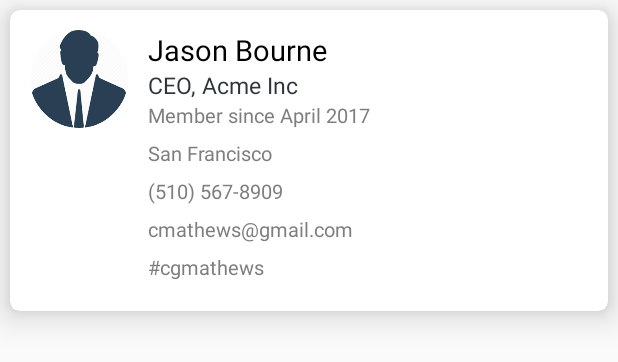
After one commit to ux-schrocken/mobileapp, an Android app: the layout card_layout.xml on its own in the app's theme, with its tools: preview values and no code run, on a phone screen of 412 x 824 dp. The commit adds this screen. Shown: the top 362 px of the screen. Run offline under Robolectric (Android 15) with nearby library versions, the phone set to English and light mode, and no system bars.

Commit message:
added restrictions in accepted and denied tabs

```diff
--- a/appnow-ypo-7bb496ed827a/app/src/main/java/in/appnow/ypo/android/ui/dashboard_contact/mvp/view/DashboardContactView.java
+++ b/appnow-ypo-7bb496ed827a/app/src/main/java/in/appnow/ypo/android/ui/dashboard_contact/mvp/view/DashboardContactView.java
@@ -28,6 +28,7 @@ import in.appnow.ypo.android.ui.dashboard_contact.mvp.view.dashboard.DashboardAd
 import in.appnow.ypo.android.ui.dashboard_contact.mvp.view.dashboard.DashboardViewHolder;
 import in.appnow.ypo.android.ui.main.MainActivity;
 import in.appnow.ypo.android.ui.main.mvp.MainActivityView;
+import in.appnow.ypo.android.utils.FragmentUtils;
 
 /**
  * Created by sonu on 18:13, 18/10/18
@@ -144,6 +145,13 @@ public int changer =0;
         }
     }
 
+    public void  hideArrows(){
+        if (FragmentUtils.TAB_SELECTOR!=1){
+            findViewById(R.id.dashboard_row_left_arrow).setVisibility(View.GONE);
+            findViewById(R.id.toolbar_right_action_button).setVisibility(View.GONE);
+        }
+    }
+
     public void updateTaskList(TaskListResponse taskListResponseList, DashboardViewHolder.OnDenyOptionListener onDenyOptionListener, DashboardViewHolder.OnAcceptOptionListener onAcceptOptionListener) {
         DashboardAdapter adapter = new DashboardAdapter();
         adapter.setonDenyOptionListener(onDenyOptionListener, onAcceptOptionListener);
--- a/appnow-ypo-7bb496ed827a/app/src/main/java/in/appnow/ypo/android/ui/dashboard_contact/mvp/view/contact/ContactAdapter.java
+++ b/appnow-ypo-7bb496ed827a/app/src/main/java/in/appnow/ypo/android/ui/dashboard_contact/mvp/view/contact/ContactAdapter.java
@@ -19,7 +19,7 @@ import in.appnow.ypo.android.ui.dashboard_contact.mvp.view.dashboard.DashboardVi
  * Copyright (c) 2018 . All rights reserved.
  */
 public class ContactAdapter extends RecyclerView.Adapter<RecyclerView.ViewHolder> {
-    private List<Contacts> contacts = new ArrayList<>(0);
+    public List<Contacts> contacts = new ArrayList<>(0);
     private ContactViewHolder.OnContactMoreOptionListener onContactMoreOptionListener;
 
     private int isRequestMeetingCall;
--- a/appnow-ypo-7bb496ed827a/app/src/main/java/in/appnow/ypo/android/ui/dashboard_contact/mvp/view/contact/ContactViewHolder.java
+++ b/appnow-ypo-7bb496ed827a/app/src/main/java/in/appnow/ypo/android/ui/dashboard_contact/mvp/view/contact/ContactViewHolder.java
@@ -22,6 +22,7 @@ import in.appnow.ypo.android.rest.response.ContactDetail;
 import in.appnow.ypo.android.rest.response.ContactResponse;
 import in.appnow.ypo.android.rest.response.Contacts;
 import in.appnow.ypo.android.ui.meeting_request.MeetingRequestActivity;
+import in.appnow.ypo.android.utils.FragmentUtils;
 import in.appnow.ypo.android.utils.ToastUtils;
 import in.appnow.ypo.android.utils.VectorUtils;
 
@@ -87,7 +88,14 @@ public class ContactViewHolder extends RecyclerView.ViewHolder {
     //Log.e(TAG,locationLabel+" "+locationLabel+" "+emailLabel+""+contactLabel+" "+socialLabel);
             moreButton.setOnClickListener(view -> showMoreMenu(response));
 
-            moreButton.setVisibility(View.VISIBLE);
+            if(FragmentUtils.TAB_SELECTOR!=1){
+                moreButton.setVisibility(View.GONE);
+
+            }
+            else{
+                moreButton.setVisibility(View.VISIBLE);
+            }
+
             locationLabel.setVisibility(View.GONE);
             emailLabel.setVisibility(View.GONE);
             contactLabel.setVisibility(View.GONE);
--- a/appnow-ypo-7bb496ed827a/app/src/main/java/in/appnow/ypo/android/ui/dashboard_contact/mvp/view/dashboard/DashboardAdapter.java
+++ b/appnow-ypo-7bb496ed827a/app/src/main/java/in/appnow/ypo/android/ui/dashboard_contact/mvp/view/dashboard/DashboardAdapter.java
@@ -18,7 +18,7 @@ import in.appnow.ypo.android.rest.response.Tasks;
  * Copyright (c) 2018 . All rights reserved.
  */
 public class DashboardAdapter extends RecyclerView.Adapter<RecyclerView.ViewHolder> {
-    private List<Tasks> tasksList = new ArrayList<>(0);
+    public List<Tasks> tasksList = new ArrayList<>(0);
     private DashboardViewHolder.OnDenyOptionListener onDenyOptionListener;
     private DashboardViewHolder.OnAcceptOptionListener onAcceptOptionListener;
 
--- a/appnow-ypo-7bb496ed827a/app/src/main/java/in/appnow/ypo/android/ui/dashboard_contact/mvp/view/dashboard/DashboardViewHolder.java
+++ b/appnow-ypo-7bb496ed827a/app/src/main/java/in/appnow/ypo/android/ui/dashboard_contact/mvp/view/dashboard/DashboardViewHolder.java
@@ -1,6 +1,7 @@
 package in.appnow.ypo.android.ui.dashboard_contact.mvp.view.dashboard;
 
 import android.content.Context;
+import android.icu.util.Freezable;
 import android.support.annotation.NonNull;
 import android.support.v7.widget.RecyclerView;
 import android.view.View;
@@ -20,6 +21,7 @@ import in.appnow.ypo.android.rest.response.Tasks;
 import in.appnow.ypo.android.ui.result.ResultActivity;
 import in.appnow.ypo.android.ui.result.ResultEnum;
 import in.appnow.ypo.android.ui.share_details.ShareDetailsActivity;
+import in.appnow.ypo.android.utils.FragmentUtils;
 import in.appnow.ypo.android.utils.ToastUtils;
 
 /**
@@ -75,12 +77,16 @@ public class DashboardViewHolder extends RecyclerView.ViewHolder {
     private OnDenyOptionListener onDenyOptionListener;
     private OnAcceptOptionListener onAcceptOptionListener;
 
-    public DashboardViewHolder(Context context,OnDenyOptionListener onDenyOptionListener, OnAcceptOptionListener onAcceptOptionListener  ,@NonNull View itemView) {
+    public DashboardViewHolder(Context context, OnDenyOptionListener onDenyOptionListener, OnAcceptOptionListener onAcceptOptionListener, @NonNull View itemView) {
         super(itemView);
         this.context = context;
         this.onDenyOptionListener = onDenyOptionListener;
         this.onAcceptOptionListener = onAcceptOptionListener;
         ButterKnife.bind(this, itemView);
+        if (FragmentUtils.TAB_SELECTOR == 2 || FragmentUtils.TAB_SELECTOR == 3) {
+            swipeLayout.setSwipeEnabled(false);
+        }
+
     }
 
     public void bindData(Tasks response) {
@@ -92,7 +98,7 @@ public class DashboardViewHolder extends RecyclerView.ViewHolder {
         designationLabel.setText(response.getMemberShortBio());
         typeLabel.setText(response.getTaskType());
         memberSinceLabel.setText(response.getMembershipDate());
-if(response.getTaskType()!=null) {
+        if (response.getTaskType() != null) {
             if (response.getTaskType().equalsIgnoreCase("contact")) {
                 giveAccessLabel.setText("Give Access");
                 denyRequestLabel.setText("Deny Access");
@@ -113,25 +119,31 @@ if(response.getTaskType()!=null) {
         giveAccessImageView.setOnClickListener(view -> openShareActivity(response));
         giveAccessLabel.setOnClickListener(view -> openShareActivity(response));
 
+        if (FragmentUtils.TAB_SELECTOR != 1) {
+            leftArrow.setOnClickListener(null);
+            rightArrow.setOnClickListener(null);
+        } else {
+
+
             leftArrow.setOnClickListener(view -> swipeLayout.open(SwipeLayout.DragEdge.Left));
 
             rightArrow.setOnClickListener(view -> swipeLayout.open(SwipeLayout.DragEdge.Right));
+        }
 
     }
 
     private void openShareActivity(Tasks tasks) {
         closeSwipeReveal();
 
-        if (tasks.getTaskType().equalsIgnoreCase("contact")){
-            ShareDetailsActivity.openShareDetailsActivity(context,tasks);
-        }else{
+        if (tasks.getTaskType().equalsIgnoreCase("contact")) {
+            ShareDetailsActivity.openShareDetailsActivity(context, tasks);
+        } else {
             if (onAcceptOptionListener != null) {
                 onAcceptOptionListener.onAcceptRequest(tasks);
             } else {
                 ToastUtils.shortToast("Oops!! Unknown error occurred.");
             }
         }
-
 
 
     }
@@ -160,7 +172,7 @@ if(response.getTaskType()!=null) {
         public void onAcceptRequest(Tasks response);
     }
 
-    private void closeSwipeReveal(){
+    private void closeSwipeReveal() {
         swipeLayout.close(true);
     }
 }
--- a/appnow-ypo-7bb496ed827a/app/src/main/java/in/appnow/ypo/android/ui/main/MainActivity.java
+++ b/appnow-ypo-7bb496ed827a/app/src/main/java/in/appnow/ypo/android/ui/main/MainActivity.java
@@ -63,7 +63,10 @@ public int dashboardPositionGlobalVar = -1;
         pullToRefresh.setOnRefreshListener(new SwipeRefreshLayout.OnRefreshListener() {
             @Override
             public void onRefresh() {
+
                 presenter.swipe();
+
+
 
                 pullToRefresh.setRefreshing(false);
             }
--- a/appnow-ypo-7bb496ed827a/app/src/main/java/in/appnow/ypo/android/ui/main/mvp/MainActivityModel.java
+++ b/appnow-ypo-7bb496ed827a/app/src/main/java/in/appnow/ypo/android/ui/main/mvp/MainActivityModel.java
@@ -27,6 +27,7 @@ public class MainActivityModel extends BaseModel {
 
     public void replaceDashboardFragment() {
         FragmentUtils.TASKCONTACTSWITCHER=1;
+        FragmentUtils.TAB_SELECTOR=1;
         FragmentUtils.replaceFragment(appCompatActivity.getSupportFragmentManager(), R.id.main_container, DashboardContactFragment.newInstance(FragmentUtils.DASHBOARD), FragmentUtils.DASHBOARD_FRAGMENT, false);
     }
 
@@ -35,6 +36,7 @@ public class MainActivityModel extends BaseModel {
 
     public void replaceContactFragment() {
         FragmentUtils.TASKCONTACTSWITCHER=2;
+        FragmentUtils.TAB_SELECTOR=1;
         FragmentUtils.replaceFragment(appCompatActivity.getSupportFragmentManager(), R.id.main_container, DashboardContactFragment.newInstance(FragmentUtils.CONTACT), FragmentUtils.CONTACT_FRAGMENT, false);
     }
 
--- /dev/null
+++ b/appnow-ypo-7bb496ed827a/app/src/main/res/layout/card_layout.xml
@@ -0,0 +1,116 @@
+<?xml version="1.0" encoding="utf-8"?>
+<android.support.v7.widget.CardView xmlns:android="http://schemas.android.com/apk/res/android"
+    xmlns:app="http://schemas.android.com/apk/res-auto"
+    xmlns:tools="http://schemas.android.com/tools"
+    android:layout_width="match_parent"
+    android:layout_height="wrap_content"
+    android:layout_marginLeft="@dimen/_5sdp"
+    android:layout_marginTop="@dimen/_5sdp"
+    android:layout_marginRight="@dimen/_5sdp"
+    android:layout_marginBottom="@dimen/_20sdp"
+    app:cardElevation="@dimen/_10sdp"
+    app:cardCornerRadius="@dimen/_5sdp"
+
+    >
+
+    <RelativeLayout
+        android:layout_width="match_parent"
+        android:layout_height="wrap_content"
+        android:padding="@dimen/_10sdp">
+
+        <de.hdodenhof.circleimageview.CircleImageView
+            android:id="@+id/profile_user_icon_image_view"
+            android:layout_width="@dimen/_50sdp"
+            android:layout_height="@dimen/_50sdp"
+            android:src="@drawable/pic2"/>
+
+        <LinearLayout
+            android:layout_width="match_parent"
+            android:layout_height="wrap_content"
+            android:layout_toLeftOf="@+id/contact_row_more_button"
+            android:layout_toRightOf="@+id/profile_user_icon_image_view"
+            android:orientation="vertical"
+            android:paddingLeft="@dimen/_10sdp">
+
+            <TextView
+                android:id="@+id/profile_user_name_label"
+                android:layout_width="wrap_content"
+                android:layout_height="wrap_content"
+                android:textColor="@android:color/black"
+                android:textSize="@dimen/_15sdp"
+                tools:text="Jason Bourne" />
+
+            <TextView
+                android:id="@+id/profile_designation_label"
+                android:layout_width="wrap_content"
+                android:layout_height="wrap_content"
+                android:textColor="@color/gunmetal"
+                android:textSize="@dimen/_12sdp"
+                tools:text="CEO, Acme Inc" />
+
+            <TextView
+                android:id="@+id/profile_member_since_label"
+                android:layout_width="wrap_content"
+                android:layout_height="wrap_content"
+                android:textColor="@color/dark_grey"
+                android:textSize="@dimen/_10sdp"
+                tools:text="Member since April 2017" />
+
+            <TextView
+                android:id="@+id/profile_location_switch"
+                android:layout_width="match_parent"
+                android:layout_height="wrap_content"
+                android:drawablePadding="@dimen/_10sdp"
+                android:paddingTop="@dimen/_5sdp"
+                android:paddingRight="@dimen/_5sdp"
+                android:paddingBottom="@dimen/_5sdp"
+                android:textColor="@color/dark_grey"
+                android:textSize="@dimen/_10sdp"
+                tools:text="San Francisco" />
+
+            <TextView
+                android:id="@+id/profile_contact_switch"
+                android:layout_width="match_parent"
+                android:layout_height="wrap_content"
+                android:drawablePadding="@dimen/_10sdp"
+                android:paddingRight="@dimen/_5sdp"
+                android:paddingBottom="@dimen/_5sdp"
+                android:textColor="@color/dark_grey"
+                android:textSize="@dimen/_10sdp"
+                tools:text="(510) 567-8909" />
+
+            <TextView
+                android:id="@+id/profile_email_switch"
+                android:layout_width="match_parent"
+                android:drawablePadding="@dimen/_10sdp"
+                android:paddingRight="@dimen/_5sdp"
+                android:paddingBottom="@dimen/_5sdp"
+                android:layout_height="wrap_content"
+                android:textColor="@color/dark_grey"
+                android:textSize="@dimen/_10sdp"
+                tools:text="cmathews@gmail.com" />
+
+            <TextView
+                android:id="@+id/profile_social_switch"
+                android:layout_width="match_parent"
+                android:layout_height="wrap_content"
+                android:drawablePadding="@dimen/_10sdp"
+                android:paddingRight="@dimen/_5sdp"
+                android:paddingBottom="@dimen/_5sdp"
+                android:textColor="@color/dark_grey"
+                android:textSize="@dimen/_10sdp"
+                tools:text="#cgmathews" />
+        </LinearLayout>
+
+        <!--<ImageView-->
+            <!--android:id="@+id/contact_row_more_button"-->
+            <!--android:layout_width="wrap_content"-->
+            <!--android:layout_height="wrap_content"-->
+            <!--android:layout_alignParentRight="true"-->
+            <!--android:background="@drawable/transparent_oval_button_selector"-->
+            <!--android:padding="@dimen/_5sdp"-->
+            <!--app:srcCompat="@drawable/ic_more_horiz_black_24dp" />-->
+
+    </RelativeLayout>
+
+</android.support.v7.widget.CardView>
```
Lines whose indentation alone changed are shown as unchanged.
